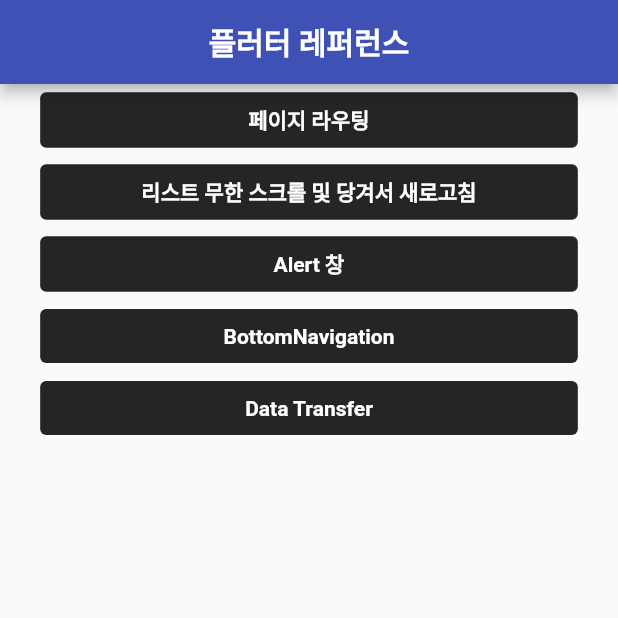
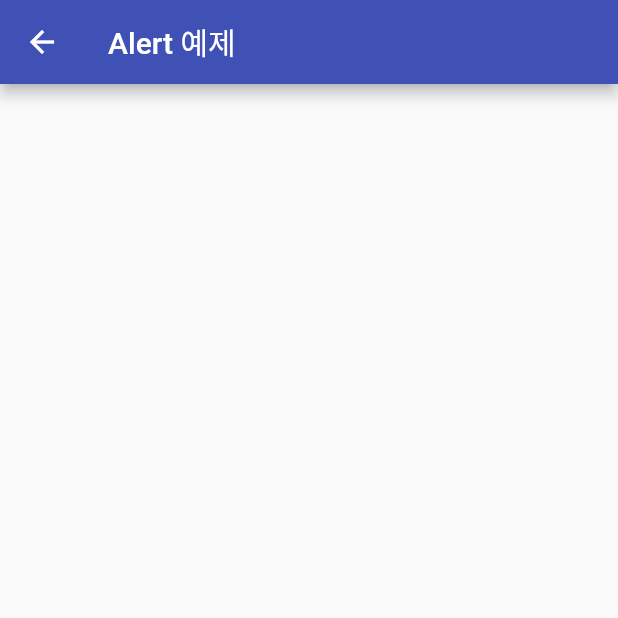
Before and after one commit to jung410/flutter_package, a Flutter app: the screen it shows after launch, after a tap on "페이지 라우팅", on a phone screen of 412 x 824 dp, the top half of it. Run offline on Flutter 3.47's test engine with Material 2 defaults, Android fonts, the phone set to English and light mode, and no system bars; our stand-ins replace get.

Commit message:
feat : views 생성 및 menu별 screen.dart 파일 생성

```diff
--- a/lib/main.dart
+++ b/lib/main.dart
@@ -1,4 +1,5 @@
 import 'package:flutter/material.dart';
+import 'package:flutter_package/views/alert/alert_screen.dart';
 import 'package:get/get.dart';
 
 void main() {
@@ -43,34 +44,40 @@ class _MyHomePageState extends State<MyHomePage> {
       body: SingleChildScrollView(
         child: Column(
           children: [
-            _buildMainButton('페이지 라우팅'),
-            _buildMainButton('리스트 무한 스크롤 및 당겨서 새로고침'),
-            _buildMainButton('Alert 창'),
-            _buildMainButton('BottomNavigation'),
-            _buildMainButton('Data Transfer'),
+            _buildMainButton('페이지 라우팅', () {
+              Get.to(AlertScreen());
+            }),
+            _buildMainButton('리스트 무한 스크롤 및 당겨서 새로고침', () {
+              Get.to(AlertScreen());
+            }),
+            _buildMainButton('Alert 창', () {
+              Get.to(AlertScreen());
+            }),
+            _buildMainButton('BottomNavigation', () {
+              Get.to(AlertScreen());
+            }),
+            _buildMainButton('Data Transfer', () {
+              Get.to(AlertScreen());
+            }),
           ],
         ),
       ),
     );
   }
 
-  Widget _buildMainButton(String text) {
-    return Center(
-      child: Container(
-        width: Get.width * 0.87,
-        child: TextButton(
-          style: ButtonStyle(
-            backgroundColor: MaterialStateProperty.all(
-              Colors.black.withOpacity(0.85),
-            ),
-          ),
-          onPressed: () {},
+  Widget _buildMainButton(String text, VoidCallback onTap) {
+    return GestureDetector(
+      onTap: onTap,
+      child: Center(
+        child: Container(
+          margin: EdgeInsets.symmetric(vertical: 5.0),
+          alignment: Alignment.center,
+          color: Colors.black,
+          width: Get.width * 0.87,
+          height: Get.height * 0.07,
           child: Text(
             text,
-            style: TextStyle(
-              color: Colors.white,
-              fontWeight: FontWeight.bold,
-            ),
+            style: TextStyle(color: Colors.white, fontWeight: FontWeight.bold),
           ),
         ),
       ),
--- /dev/null
+++ b/lib/views/alert/alert_screen.dart
@@ -0,0 +1,17 @@
+import 'package:flutter/material.dart';
+
+import 'components/body.dart';
+
+class AlertScreen extends StatelessWidget {
+  // static String routeName = "/alert";
+
+  @override
+  Widget build(BuildContext context) {
+    return Scaffold(
+      appBar: AppBar(
+        title: Text('Alert 예제'),
+      ),
+      body: Body(),
+    );
+  }
+}
--- /dev/null
+++ b/lib/views/alert/components/body.dart
@@ -0,0 +1,8 @@
+import 'package:flutter/material.dart';
+
+class Body extends StatelessWidget {
+  @override
+  Widget build(BuildContext context) {
+    return Container();
+  }
+}
```
Also changed, not shown: lib/views/bottom_navigation/bottom_navigation_screen.dart (added), lib/views/data_transfer/data_transfer_screen.dart (added), lib/views/list/list_screen.dart (added), lib/views/page_routing/page_routing_screen.dart (added).
